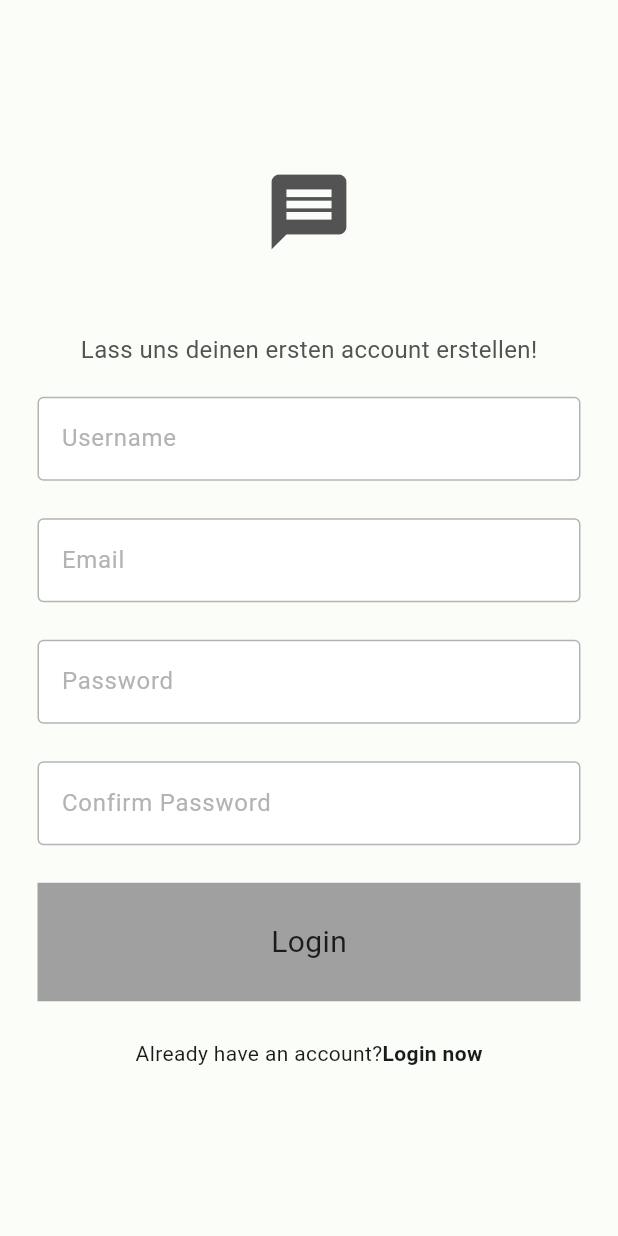
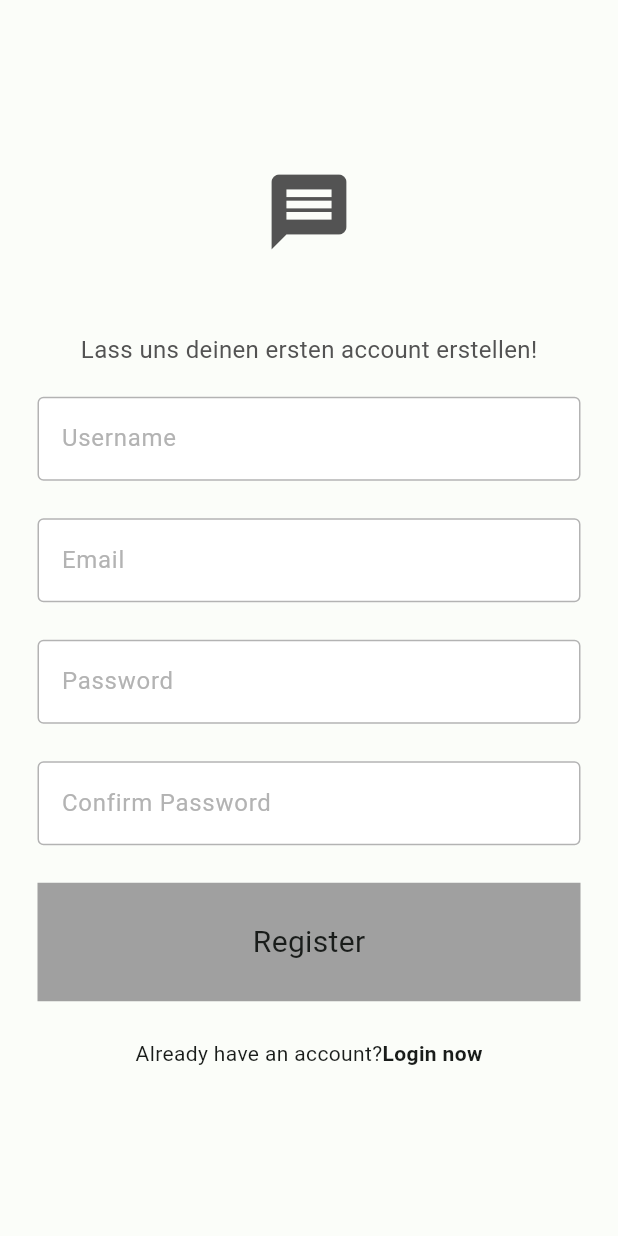
Before and after one commit to Ben10082008/flutter_messenger_app, a Flutter app: the screen it shows after launch, after a tap on "Register now", on a phone screen of 412 x 824 dp. Run offline on Flutter 3.47's test engine with Material 3 defaults, Android fonts, the phone set to English and light mode, and no system bars; our stand-ins replace cloud_firestore, firebase_auth, firebase_core; accounts and stored records are empty; network calls fail.

Commit message:
changed Design and some not finished changes at the login and register Button

```diff
--- /dev/null
+++ b/lib/components/my_login_button.dart
@@ -0,0 +1,39 @@
+
+
+import 'package:flutter/material.dart';
+import 'package:flutter/services.dart';
+
+class MyLoginButton extends StatelessWidget {
+  final String text;
+  final void Function()? onTap;
+
+  const MyLoginButton({
+    super.key,
+    required this.text,
+    required this.onTap,
+    });
+
+  @override
+  Widget build(BuildContext context) {
+    return GestureDetector(
+      onTap: onTap,
+      child: Container(
+      decoration: BoxDecoration(
+        color: Theme.of(context).colorScheme.secondary,
+
+
+      ),
+      padding: const EdgeInsets.all(25),
+      margin: const EdgeInsets.symmetric(horizontal: 25),
+      child: Center(
+        child: Text(
+          "Login",
+         style: TextStyle(
+          fontSize: 20,
+          color: Theme.of(context).colorScheme.onBackground),
+          ),
+          ),
+        ),
+    );
+  }
+}
--- a/lib/components/my_button.dart
+++ b/lib/components/my_register_button.dart
@@ -1,13 +1,12 @@
-
 
 import 'package:flutter/material.dart';
 import 'package:flutter/services.dart';
 
-class MyButton extends StatelessWidget {
+class MyRegisterButton extends StatelessWidget {
   final String text;
   final void Function()? onTap;
 
-  const MyButton({
+  const MyRegisterButton({
     super.key,
     required this.text,
     required this.onTap,
@@ -26,7 +25,8 @@ class MyButton extends StatelessWidget {
       padding: const EdgeInsets.all(25),
       margin: const EdgeInsets.symmetric(horizontal: 25),
       child: Center(
-        child: Text("Login",
+        child: Text(
+          "Register",
          style: TextStyle(
           fontSize: 20,
           color: Theme.of(context).colorScheme.onBackground),
--- a/lib/main.dart
+++ b/lib/main.dart
@@ -3,7 +3,6 @@ import 'package:flutter/material.dart';
 import 'package:flutter_messenger_app/services/auth/auth_gate.dart';
 import 'package:flutter_messenger_app/services/auth/login_or_register.dart';
 import 'package:flutter_messenger_app/color_schemes.g.dart';
-import 'package:flutter_messenger_app/components/my_button.dart';
 import 'package:flutter_messenger_app/components/my_textfield.dart';
 import 'package:flutter_messenger_app/firebase_options.dart';
 import 'package:flutter_messenger_app/pages/login_page.dart';
--- a/lib/pages/home_page.dart
+++ b/lib/pages/home_page.dart
@@ -26,7 +26,8 @@ class Homepage extends StatelessWidget {
         Text("Home"),
         backgroundColor: Colors.transparent,
         elevation: 0,
-        foregroundColor: Colors.grey,
+        foregroundColor: const Color.fromARGB(255, 0, 0, 0),
+        centerTitle: true,
 
 
 
@@ -69,7 +70,7 @@ class Homepage extends StatelessWidget {
   Widget _buildUserListItem(Map<String, dynamic> userData, BuildContext context) {
     //display all user except current user
 
-    if (userData["email"] != _authService.getCurrentUser()!.email) {
+    if (userData["uid"] != _authService.getCurrentUser()!.uid) {
 
     return UserTile(
     text: userData['username'],
--- a/lib/pages/login_page.dart
+++ b/lib/pages/login_page.dart
@@ -1,8 +1,8 @@
 import 'package:flutter/material.dart';
 import 'package:flutter/services.dart';
+import 'package:flutter_messenger_app/components/my_login_button.dart';
 import 'package:flutter_messenger_app/services/auth/auth_service.dart';
 import 'package:flutter_messenger_app/color_schemes.g.dart';
-import 'package:flutter_messenger_app/components/my_button.dart';
 import 'package:flutter_messenger_app/components/my_textfield.dart';
 import 'package:flutter_messenger_app/pages/register_page.dart';
 
@@ -72,7 +72,7 @@ class LogInPage extends StatelessWidget {
               const SizedBox(height: 25),
 
 
-              MyButton(
+              MyLoginButton(
                 text: "Login",
                 onTap: () {
                   HapticFeedback.heavyImpact(); // Haptisches Feedback hinzufügen
--- a/lib/pages/register_page.dart
+++ b/lib/pages/register_page.dart
@@ -1,8 +1,8 @@
 import 'package:flutter/material.dart';
 import 'package:flutter/services.dart';
+import 'package:flutter_messenger_app/components/my_register_button.dart';
 import 'package:flutter_messenger_app/services/auth/auth_service.dart';
 import 'package:flutter_messenger_app/color_schemes.g.dart';
-import 'package:flutter_messenger_app/components/my_button.dart';
 import 'package:flutter_messenger_app/components/my_textfield.dart';
 
 
@@ -133,7 +133,7 @@ class RegisterPage extends StatelessWidget {
 
               //login button
 
-              MyButton(
+              MyRegisterButton(
                 text: "Register",
                 onTap: (){
                   HapticFeedback.heavyImpact();
--- a/lib/pages/setting_page.dart
+++ b/lib/pages/setting_page.dart
@@ -10,7 +10,8 @@ class SettingsPage extends StatelessWidget {
       appBar: AppBar(title: const Text("Settings"),
       backgroundColor: Colors.transparent,
       elevation: 0,
-      foregroundColor: Colors.grey,
+      foregroundColor: const Color.fromARGB(255, 0, 0, 0),
+      centerTitle: true,
 
       ),
     );
```
Also changed, not shown: lib/pages/chat_page.dart (+4 -3 lines).
